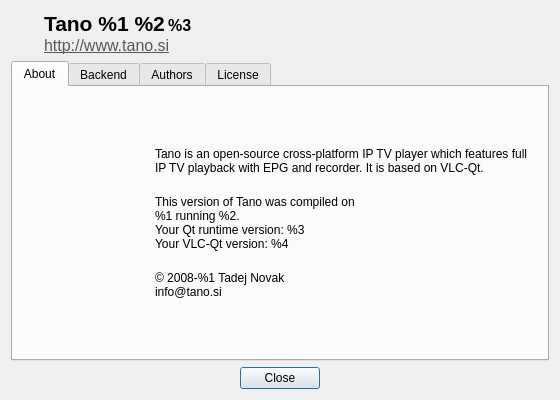
Before: the Qt Designer form src/ui/dialogs/AboutDialog.ui in ntadej/tano, drawn with Qt 5.
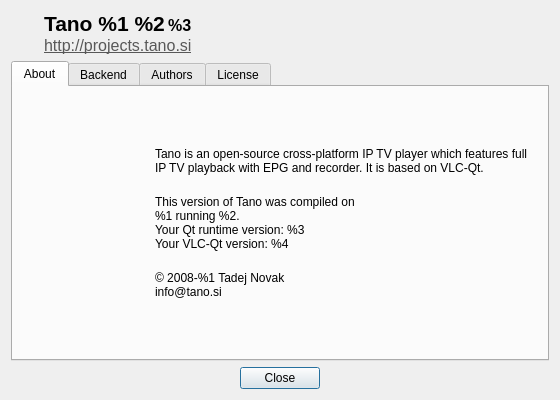
After: the same form once the commit is applied. Icons and pictures are not drawn. Custom widgets are drawn as their Qt base class.

```diff
--- a/src/ui/dialogs/AboutDialog.ui
+++ b/src/ui/dialogs/AboutDialog.ui
@@ -41,7 +41,7 @@
 p, li { white-space: pre-wrap; }
 &lt;/style&gt;&lt;/head&gt;&lt;body style=&quot; font-family:'Ubuntu'; font-size:9pt; font-weight:400; font-style:normal;&quot;&gt;
 &lt;p style=&quot; margin-top:0px; margin-bottom:0px; margin-left:0px; margin-right:0px; -qt-block-indent:0; text-indent:0px;&quot;&gt;&lt;span style=&quot; font-size:16pt; font-weight:600;&quot;&gt;Tano %1 %2&lt;/span&gt; &lt;span style=&quot; font-size:12pt; font-weight:600;&quot;&gt;%3&lt;/span&gt;&lt;/p&gt;
-&lt;p style=&quot; margin-top:0px; margin-bottom:0px; margin-left:0px; margin-right:0px; -qt-block-indent:0; text-indent:0px;&quot;&gt;&lt;a href=&quot;http://www.tano.si&quot;&gt;&lt;span style=&quot; font-size:12pt; color:#585858;&quot;&gt;http://www.tano.si&lt;/span&gt;&lt;/a&gt;&lt;/p&gt;&lt;/body&gt;&lt;/html&gt;</string>
+&lt;p style=&quot; margin-top:0px; margin-bottom:0px; margin-left:0px; margin-right:0px; -qt-block-indent:0; text-indent:0px;&quot;&gt;&lt;a href=&quot;http://projects.tano.si&quot;&gt;&lt;span style=&quot; font-size:12pt; text-decoration: underline; color:#585858;&quot;&gt;http://projects.tano.si&lt;/span&gt;&lt;/a&gt;&lt;/p&gt;&lt;/body&gt;&lt;/html&gt;</string>
      </property>
      <property name="indent">
       <number>20</number>
```
